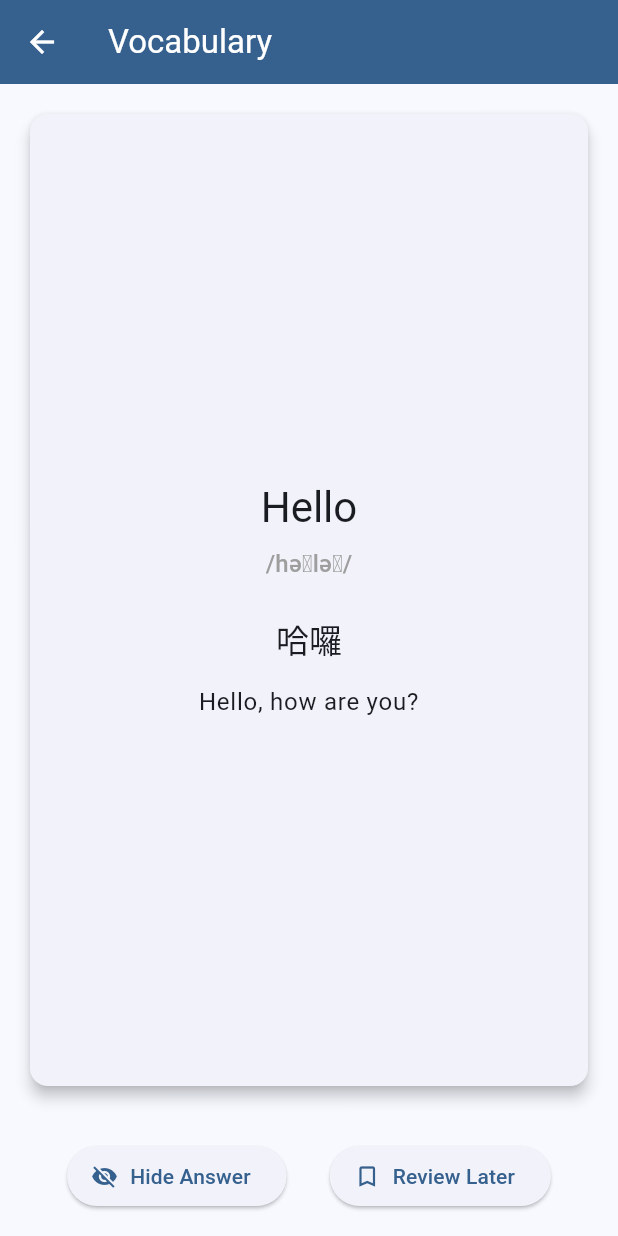
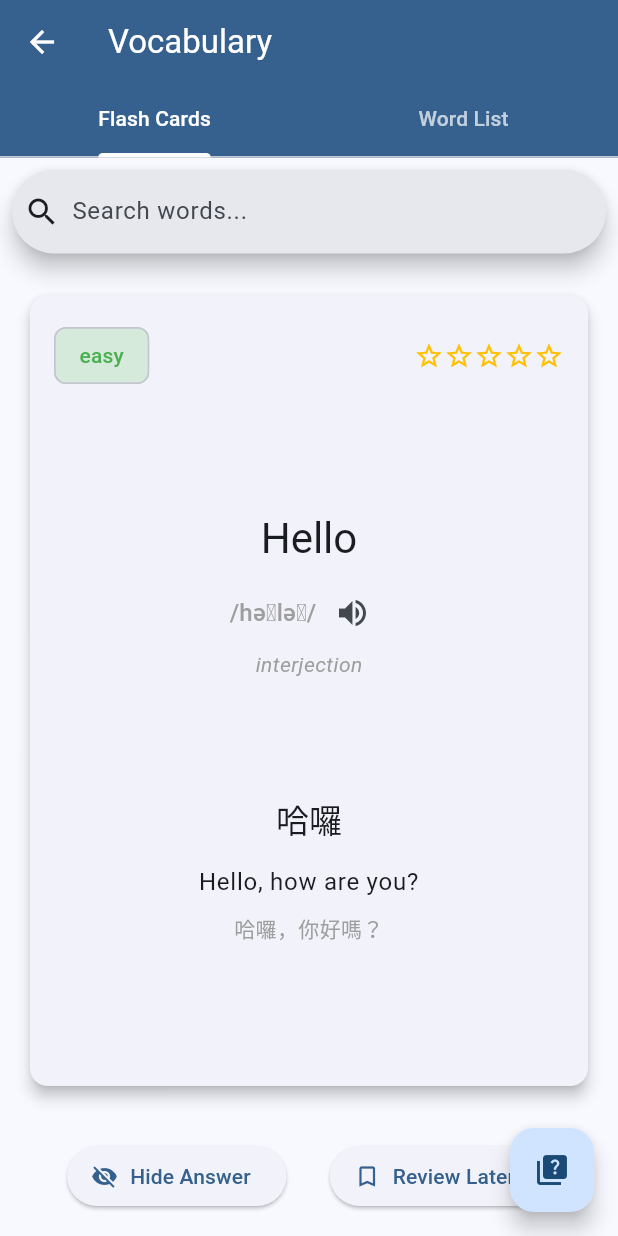
Before and after one commit to wl-chase-1/english_learning_app, a Flutter app: the VocabularyPage screen opened directly, after a tap on "Show Answer", on a phone screen of 412 x 824 dp. Run offline on Flutter 3.47's test engine with Material 3 defaults, Android fonts, the phone set to English and light mode, and no system bars.

Commit message:
feat: enhance vocabulary page with search functionality, tabbed views, and difficulty filtering

```diff
--- a/lib/pages/vocabulary_page.dart
+++ b/lib/pages/vocabulary_page.dart
@@ -1,4 +1,6 @@
 import 'package:flutter/material.dart';
+
+enum WordDifficulty { easy, medium, hard }
 
 class VocabularyPage extends StatefulWidget {
   const VocabularyPage({super.key});
@@ -7,29 +9,59 @@ class VocabularyPage extends StatefulWidget {
   State<VocabularyPage> createState() => _VocabularyPageState();
 }
 
-class _VocabularyPageState extends State<VocabularyPage> {
+class _VocabularyPageState extends State<VocabularyPage> with SingleTickerProviderStateMixin {
   final List<VocabularyItem> vocabularyList = [
     VocabularyItem(
       word: 'Hello',
       meaning: '哈囉',
       example: 'Hello, how are you?',
+      exampleTranslation: '哈囉，你好嗎？',
       pronunciation: '/həˈləʊ/',
+      partOfSpeech: 'interjection',
+      difficulty: WordDifficulty.easy,
+      lastReviewDate: DateTime.now(),
+      masterLevel: 0,
     ),
     VocabularyItem(
       word: 'World',
       meaning: '世界',
       example: 'The world is beautiful.',
+      exampleTranslation: '世界是美麗的。',
       pronunciation: '/wɜːld/',
+      partOfSpeech: 'noun',
+      difficulty: WordDifficulty.medium,
+      lastReviewDate: DateTime.now(),
+      masterLevel: 0,
     ),
     VocabularyItem(
       word: 'Learning',
       meaning: '學習',
       example: 'I am learning English.',
+      exampleTranslation: '我在學習英語。',
       pronunciation: '/ˈlɜːnɪŋ/',
+      partOfSpeech: 'verb',
+      difficulty: WordDifficulty.hard,
+      lastReviewDate: DateTime.now(),
+      masterLevel: 0,
     ),
   ];
 
   bool isShowingAnswer = false;
+  late TabController _tabController;
+  String searchQuery = '';
+  WordDifficulty? filterDifficulty;
+
+  @override
+  void initState() {
+    super.initState();
+    _tabController = TabController(length: 2, vsync: this);
+  }
+
+  @override
+  void dispose() {
+    _tabController.dispose();
+    super.dispose();
+  }
 
   @override
   Widget build(BuildContext context) {
@@ -38,46 +70,98 @@ class _VocabularyPageState extends State<VocabularyPage> {
         title: const Text('Vocabulary'),
         backgroundColor: Theme.of(context).colorScheme.primary,
         foregroundColor: Colors.white,
+        bottom: TabBar(
+          controller: _tabController,
+          tabs: const [
+            Tab(text: 'Flash Cards'),
+            Tab(text: 'Word List'),
+          ],
+          labelColor: Colors.white,
+          unselectedLabelColor: Colors.white70,
+          indicatorColor: Colors.white,
+          indicatorWeight: 3,
+        ),
       ),
       body: Column(
         children: [
-          Expanded(
-            child: PageView.builder(
-              itemCount: vocabularyList.length,
-              itemBuilder: (context, index) {
-                return Padding(
-                  padding: const EdgeInsets.all(16.0),
-                  child: _buildVocabularyCard(vocabularyList[index]),
-                );
+          Padding(
+            padding: const EdgeInsets.all(8.0),
+            child: SearchBar(
+              hintText: 'Search words...',
+              leading: const Icon(Icons.search),
+              onChanged: (value) {
+                setState(() {
+                  searchQuery = value;
+                });
               },
             ),
           ),
-          Padding(
-            padding: const EdgeInsets.all(16.0),
-            child: Row(
-              mainAxisAlignment: MainAxisAlignment.spaceEvenly,
+          Expanded(
+            child: TabBarView(
+              controller: _tabController,
               children: [
-                ElevatedButton.icon(
-                  onPressed: () {
-                    setState(() {
-                      isShowingAnswer = !isShowingAnswer;
-                    });
-                  },
-                  icon: Icon(isShowingAnswer ? Icons.visibility_off : Icons.visibility),
-                  label: Text(isShowingAnswer ? 'Hide Answer' : 'Show Answer'),
-                ),
-                ElevatedButton.icon(
-                  onPressed: () {
-                    // TODO: Add to review list
-                  },
-                  icon: const Icon(Icons.bookmark_border),
-                  label: const Text('Review Later'),
-                ),
+                _buildFlashCardsView(),
+                _buildWordListView(),
               ],
             ),
           ),
         ],
       ),
+      floatingActionButton: FloatingActionButton(
+        onPressed: () {
+          // TODO: Implement quiz mode
+        },
+        child: const Icon(Icons.quiz),
+      ),
+    );
+  }
+
+  Widget _buildFlashCardsView() {
+    final filteredList = vocabularyList.where((item) {
+      final matchesSearch = item.word.toLowerCase().contains(searchQuery.toLowerCase());
+      final matchesDifficulty = filterDifficulty == null || item.difficulty == filterDifficulty;
+      return matchesSearch && matchesDifficulty;
+    }).toList();
+
+    return Column(
+      children: [
+        Expanded(
+          child: PageView.builder(
+            itemCount: filteredList.length,
+            itemBuilder: (context, index) {
+              return Padding(
+                padding: const EdgeInsets.all(16.0),
+                child: _buildVocabularyCard(filteredList[index]),
+              );
+            },
+          ),
+        ),
+        _buildControlButtons(),
+      ],
+    );
+  }
+
+  Widget _buildWordListView() {
+    final filteredList = vocabularyList.where((item) {
+      final matchesSearch = item.word.toLowerCase().contains(searchQuery.toLowerCase());
+      final matchesDifficulty = filterDifficulty == null || item.difficulty == filterDifficulty;
+      return matchesSearch && matchesDifficulty;
+    }).toList();
+
+    return ListView.separated(
+      itemCount: filteredList.length,
+      separatorBuilder: (context, index) => const Divider(),
+      itemBuilder: (context, index) {
+        final item = filteredList[index];
+        return ListTile(
+          title: Text(item.word),
+          subtitle: Text('${item.partOfSpeech} - ${item.meaning}'),
+          trailing: _buildProgressIndicator(item.masterLevel),
+          onTap: () {
+            // TODO: Show detailed word view
+          },
+        );
+      },
     );
   }
 
@@ -89,18 +173,44 @@ class _VocabularyPageState extends State<VocabularyPage> {
         child: Column(
           mainAxisAlignment: MainAxisAlignment.center,
           children: [
+            Row(
+              mainAxisAlignment: MainAxisAlignment.spaceBetween,
+              children: [
+                _buildDifficultyChip(item.difficulty),
+                _buildProgressIndicator(item.masterLevel),
+              ],
+            ),
+            const Spacer(),
             Text(
               item.word,
               style: Theme.of(context).textTheme.headlineMedium,
             ),
             const SizedBox(height: 8),
+            Row(
+              mainAxisAlignment: MainAxisAlignment.center,
+              children: [
+                Text(
+                  item.pronunciation,
+                  style: Theme.of(context).textTheme.titleMedium?.copyWith(
+                        color: Colors.grey,
+                      ),
+                ),
+                IconButton(
+                  icon: const Icon(Icons.volume_up),
+                  onPressed: () {
+                    // TODO: Implement text-to-speech
+                  },
+                ),
+              ],
+            ),
             Text(
-              item.pronunciation,
-              style: Theme.of(context).textTheme.titleMedium?.copyWith(
+              item.partOfSpeech,
+              style: Theme.of(context).textTheme.bodyMedium?.copyWith(
                     color: Colors.grey,
+                    fontStyle: FontStyle.italic,
                   ),
             ),
-            const SizedBox(height: 24),
+            const Spacer(),
             if (isShowingAnswer) ...[
               Text(
                 item.meaning,
@@ -112,10 +222,73 @@ class _VocabularyPageState extends State<VocabularyPage> {
                 style: Theme.of(context).textTheme.bodyLarge,
                 textAlign: TextAlign.center,
               ),
+              const SizedBox(height: 8),
+              Text(
+                item.exampleTranslation,
+                style: Theme.of(context).textTheme.bodyMedium?.copyWith(
+                      color: Colors.grey,
+                    ),
+                textAlign: TextAlign.center,
+              ),
             ],
+            const Spacer(),
           ],
         ),
       ),
+    );
+  }
+
+  Widget _buildControlButtons() {
+    return Padding(
+      padding: const EdgeInsets.all(16.0),
+      child: Row(
+        mainAxisAlignment: MainAxisAlignment.spaceEvenly,
+        children: [
+          ElevatedButton.icon(
+            onPressed: () {
+              setState(() {
+                isShowingAnswer = !isShowingAnswer;
+              });
+            },
+            icon: Icon(isShowingAnswer ? Icons.visibility_off : Icons.visibility),
+            label: Text(isShowingAnswer ? 'Hide Answer' : 'Show Answer'),
+          ),
+          ElevatedButton.icon(
+            onPressed: () {
+              // TODO: Add to review list
+            },
+            icon: const Icon(Icons.bookmark_border),
+            label: const Text('Review Later'),
+          ),
+        ],
+      ),
+    );
+  }
+
+  Widget _buildDifficultyChip(WordDifficulty difficulty) {
+    final color = switch (difficulty) {
+      WordDifficulty.easy => Colors.green,
+      WordDifficulty.medium => Colors.orange,
+      WordDifficulty.hard => Colors.red,
+    };
+
+    return Chip(
+      label: Text(difficulty.name),
+      backgroundColor: color.withOpacity(0.2),
+      labelStyle: TextStyle(color: color),
+    );
+  }
+
+  Widget _buildProgressIndicator(int masterLevel) {
+    return Row(
+      mainAxisSize: MainAxisSize.min,
+      children: List.generate(5, (index) {
+        return Icon(
+          index < masterLevel ? Icons.star : Icons.star_border,
+          color: Colors.amber,
+          size: 20,
+        );
+      }),
     );
   }
 }
@@ -124,12 +297,22 @@ class VocabularyItem {
   final String word;
   final String meaning;
   final String example;
+  final String exampleTranslation;
   final String pronunciation;
+  final String partOfSpeech;
+  final WordDifficulty difficulty;
+  final DateTime lastReviewDate;
+  final int masterLevel;
 
   VocabularyItem({
     required this.word,
     required this.meaning,
     required this.example,
     required this.pronunciation,
-  });
+    this.exampleTranslation = '',
+    this.partOfSpeech = '',
+    this.difficulty = WordDifficulty.medium,
+    DateTime? lastReviewDate,
+    this.masterLevel = 0,
+  }) : lastReviewDate = lastReviewDate ?? DateTime.now();
 }
```
